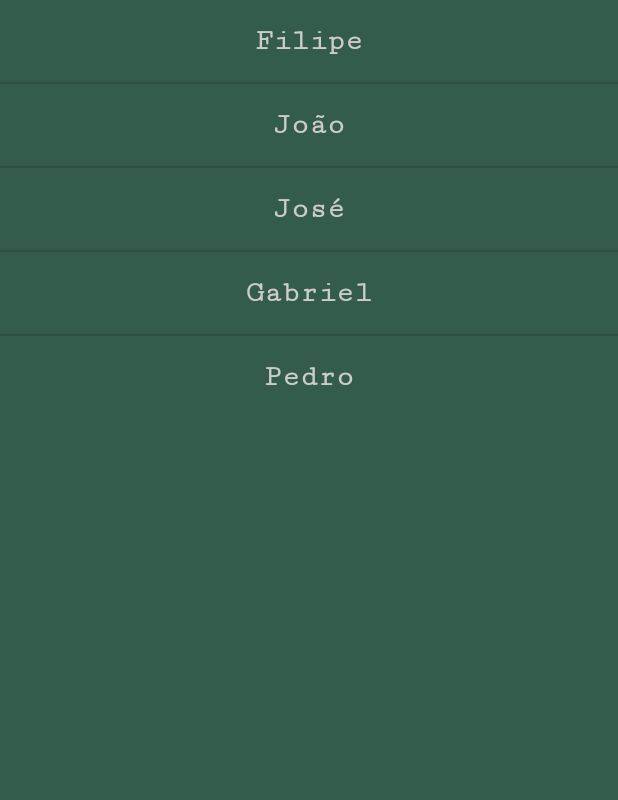
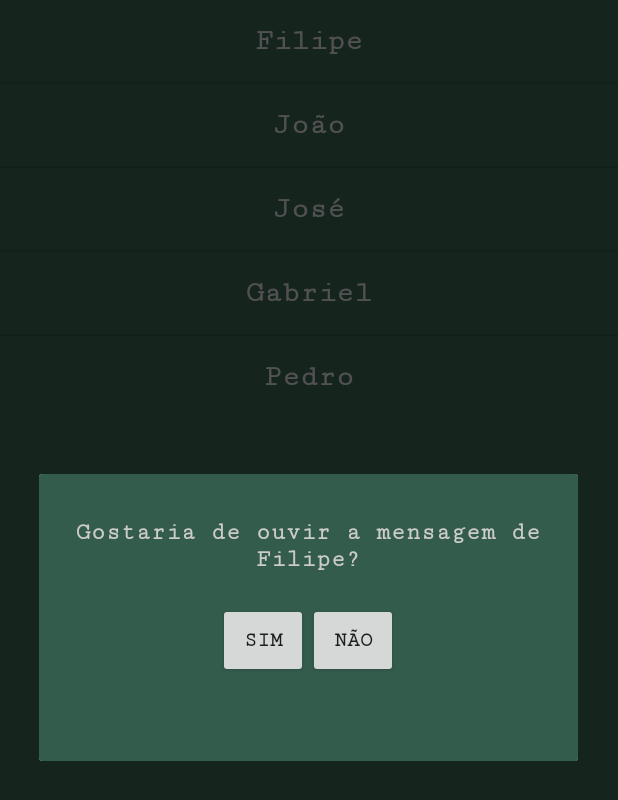
Before and after one commit to Alvimm/m4n3, an Android app: the screen it shows after launch (MainActivity), after a tap on "Filipe", on a phone screen of 412 x 824 dp. Shown: the top 800 px of the screen. Run offline under Robolectric (Android 15) with nearby library versions, the phone set to English and light mode, and no system bars.

Commit message:
Refactor MainActivity.kt and add dialog_layout.xml

```diff
--- a/app/src/main/java/com/doma/domaapp/MainActivity.kt
+++ b/app/src/main/java/com/doma/domaapp/MainActivity.kt
@@ -2,8 +2,12 @@ package com.doma.domaapp
 
 import android.os.Bundle
 import android.speech.tts.TextToSpeech
+import android.view.LayoutInflater
 import android.widget.ArrayAdapter
+import android.widget.Button
 import android.widget.ListView
+import android.widget.TextView
+import androidx.appcompat.app.AlertDialog
 import androidx.appcompat.app.AppCompatActivity
 import java.util.Locale
 
@@ -21,6 +25,7 @@ class MainActivity : AppCompatActivity() {
             }
         }
 
+
         val messages = mapOf(
             "Filipe" to "Reunião às 10 horas amanhã",
             "João" to "Entrega do projeto na sexta-feira",
@@ -31,11 +36,30 @@ class MainActivity : AppCompatActivity() {
         val listView = findViewById<ListView>(R.id.listView)
         val adapter = ArrayAdapter(this, R.layout.list_item, messages.keys.toList())
         listView.adapter = adapter
-
         listView.setOnItemClickListener { _, _, position, _ ->
             val name = messages.keys.elementAt(position)
             val message = messages[name]
-            textToSpeech.speak("Ouvindo a mensagem de $name: $message", TextToSpeech.QUEUE_FLUSH, null, "")
+
+            val dialogView = LayoutInflater.from(this).inflate(R.layout.dialog_layout, null)
+            textToSpeech.speak("Gostaria de ouvir a mensagem de $name?", TextToSpeech.QUEUE_FLUSH, null, "")
+            val dialogMessage = dialogView.findViewById<TextView>(R.id.dialog_message)
+            val positiveButton = dialogView.findViewById<Button>(R.id.dialog_positive_button)
+            val negativeButton = dialogView.findViewById<Button>(R.id.dialog_negative_button)
+
+            dialogMessage.text = "Gostaria de ouvir a mensagem de $name?"
+
+            val alertDialog = AlertDialog.Builder(this).apply {
+                setView(dialogView)
+                create()
+            }.show()
+
+            positiveButton.setOnClickListener {
+                textToSpeech.speak("Ouvindo a mensagem de $name: $message", TextToSpeech.QUEUE_FLUSH, null, "")
+                alertDialog.dismiss()
+            }
+            negativeButton.setOnClickListener {
+                alertDialog.dismiss()
+            }
         }
     }
 
--- /dev/null
+++ b/app/src/main/res/layout/dialog_layout.xml
@@ -0,0 +1,46 @@
+<?xml version="1.0" encoding="utf-8"?>
+<LinearLayout xmlns:android="http://schemas.android.com/apk/res/android"
+    android:layout_width="match_parent"
+    android:layout_height="match_parent"
+    android:orientation="vertical"
+    android:gravity="center_horizontal"
+    android:background="@color/backgroundColor"
+>
+
+    <TextView
+        android:paddingTop="30dp"
+        android:id="@+id/dialog_message"
+        android:layout_width="match_parent"
+        android:layout_height="wrap_content"
+        android:textSize="16sp"
+        android:gravity="center"
+        android:textColor="@color/textColor"
+        android:fontFamily="serif-monospace"
+        android:textFontWeight="700"
+        />
+
+    <LinearLayout
+        android:layout_width="wrap_content"
+        android:layout_height="wrap_content"
+        android:layout_marginTop="20dp"
+        android:layout_marginBottom="55dp">
+
+        <Button
+            android:id="@+id/dialog_positive_button"
+            android:layout_width="60dp"
+            android:layout_height="50dp"
+            android:text="Sim"
+            android:fontFamily="serif-monospace"
+            android:textFontWeight="700"
+            />
+
+        <Button
+            android:id="@+id/dialog_negative_button"
+            android:layout_width="60dp"
+            android:layout_height="50dp"
+            android:text="Não"
+            android:fontFamily="serif-monospace"
+            android:textFontWeight="700"/>
+    </LinearLayout>
+
+</LinearLayout>
```
